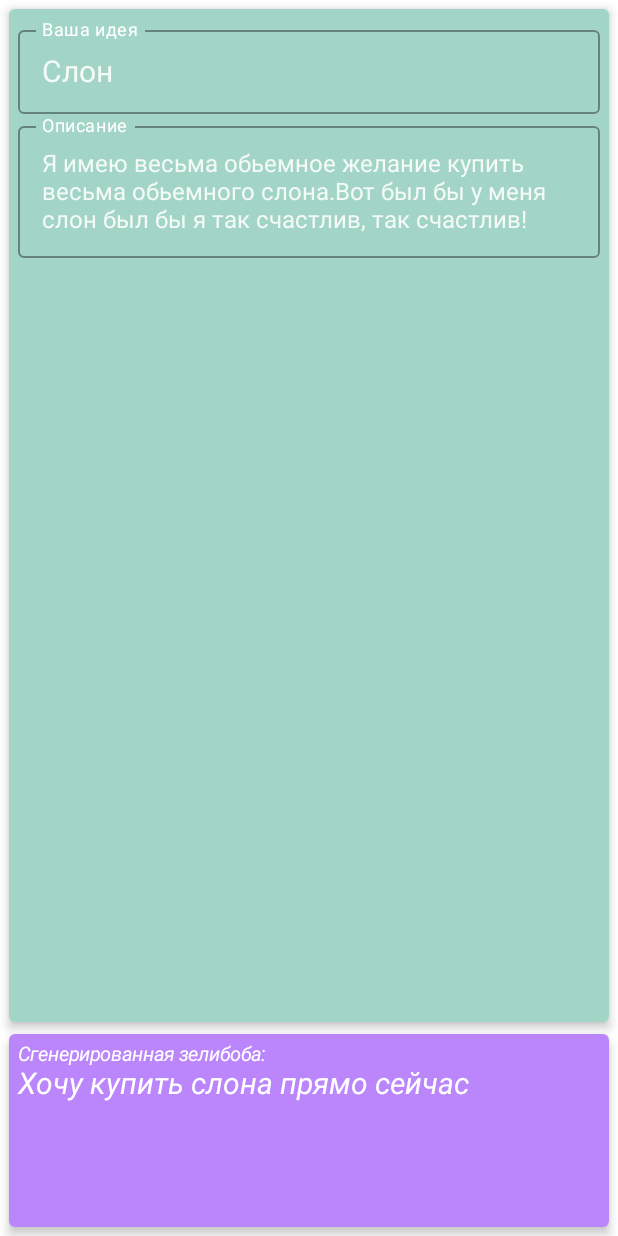
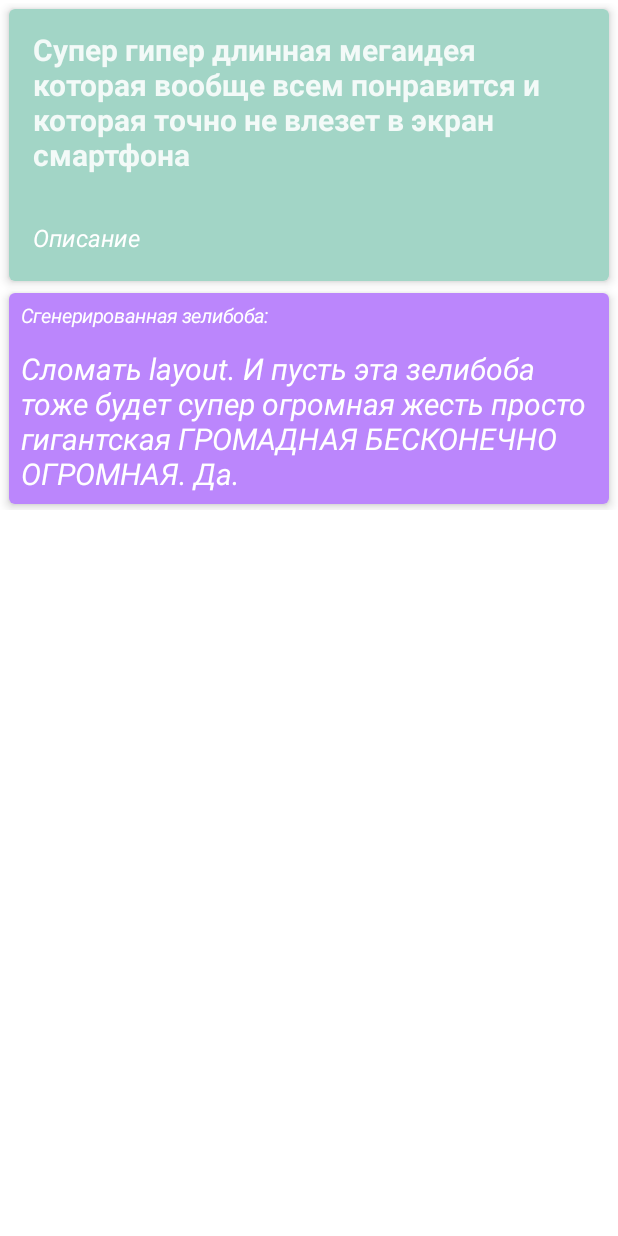
Before and after one commit to illided/CreativeAssistant, an Android app built with Jetpack Compose: the screen it shows after launch (MainActivity), on a phone screen of 412 x 824 dp. Run offline under Robolectric (Android 15) with nearby library versions, the phone set to English and light mode, and no system bars.

Commit message:
better font design

```diff
--- a/app/src/main/java/com/example/creativeassistant/ui/common/cards.kt
+++ b/app/src/main/java/com/example/creativeassistant/ui/common/cards.kt
@@ -2,19 +2,18 @@ package com.example.creativeassistant.ui.common
 
 import androidx.compose.foundation.clickable
 import androidx.compose.foundation.layout.*
-import androidx.compose.material.Card
-import androidx.compose.material.MaterialTheme
-import androidx.compose.material.OutlinedTextField
-import androidx.compose.material.Text
+import androidx.compose.material.*
 import androidx.compose.runtime.Composable
 import androidx.compose.runtime.getValue
 import androidx.compose.runtime.mutableStateOf
 import androidx.compose.runtime.saveable.rememberSaveable
 import androidx.compose.runtime.setValue
 import androidx.compose.ui.Modifier
+import androidx.compose.ui.graphics.Color
 import androidx.compose.ui.text.TextStyle
 import androidx.compose.ui.text.font.FontFamily
 import androidx.compose.ui.text.font.FontStyle
+import androidx.compose.ui.text.font.FontWeight
 import androidx.compose.ui.tooling.preview.Preview
 import androidx.compose.ui.unit.dp
 import androidx.compose.ui.unit.sp
@@ -48,22 +47,20 @@ fun GeneratedIdeaCard(modifier: Modifier = Modifier, initialIdea: Idea) {
             elevation = 4.dp,
             modifier = modifier
         ) {
-            Column(Modifier.padding(6.dp)) {
+            Column {
                 Text(
                     "Сгенерированная зелибоба:",
                     fontSize = 13.sp,
                     fontStyle = FontStyle.Italic,
                     color = MaterialTheme.colors.onBackground,
-                    modifier = Modifier.fillMaxWidth()
+                    modifier = Modifier.fillMaxWidth().padding(8.dp)
                 )
                 Text(
                     initialIdea.generatedFrom,
                     fontSize = 20.sp,
                     fontStyle = FontStyle.Italic,
                     color = MaterialTheme.colors.onBackground,
-                    modifier = Modifier
-                        .fillMaxWidth()
-                        .fillMaxHeight()
+                    modifier = Modifier.fillMaxSize().padding(8.dp)
                 )
             }
         }
@@ -86,30 +83,40 @@ fun RedactableUserIdeaCard(
             elevation = 4.dp,
             modifier = modifier
         ) {
-            Column(Modifier.padding(6.dp)) {
-                OutlinedTextField(
-                    label = { Text("Ваша идея", color = MaterialTheme.colors.onBackground) },
+            Column {
+                TextField(
                     value = ideaText,
-                    textStyle = TextStyle(fontSize = 20.sp, fontFamily = FontFamily.Cursive),
+                    textStyle = TextStyle(fontWeight = FontWeight.Bold, fontSize = 20.sp),
                     onValueChange = {
                         ideaText = it
                         onIdeaChange(it)
                     },
-                    modifier = Modifier.fillMaxWidth()
+                    colors = TextFieldDefaults.textFieldColors(
+                        backgroundColor = Color.Transparent,
+                        focusedIndicatorColor = Color.Transparent,
+                        unfocusedIndicatorColor = Color.Transparent
+                    )
                 )
-                OutlinedTextField(
-                    label = {
+                TextField(
+                    placeholder = {
                         Text(
-                            text = "Описание",
+                            "Описание",
+                            fontStyle = FontStyle.Italic,
                             color = MaterialTheme.colors.onBackground
                         )
                     },
+                    textStyle = MaterialTheme.typography.body1,
                     value = descriptionText,
                     onValueChange = {
                         descriptionText = it
                         onDescriptionChange(it)
                     },
-                    modifier = Modifier.fillMaxWidth()
+                    modifier = Modifier.fillMaxWidth(),
+                    colors = TextFieldDefaults.textFieldColors(
+                        backgroundColor = Color.Transparent,
+                        focusedIndicatorColor = Color.Transparent,
+                        unfocusedIndicatorColor = Color.Transparent
+                    )
                 )
             }
         }
@@ -131,7 +138,7 @@ fun CardPreview() {
     }
 }
 
-@Preview(showBackground = true)
+@Preview(showBackground = true, showSystemUi = true)
 @Composable
 fun RedactableCardPreview() {
     RedactableUserIdeaCard(initialIdea = fakeIdeas[0],
--- a/app/src/main/java/com/example/creativeassistant/ui/common/fakeData.kt
+++ b/app/src/main/java/com/example/creativeassistant/ui/common/fakeData.kt
@@ -31,7 +31,7 @@ val fakeIdeas = listOf(
     ),
     Idea(
         "Супер гипер длинная мегаидея которая вообще всем понравится и которая точно не влезет в экран смартфона",
-        "Сломать layout",
+        "Сломать layout. И пусть эта зелибоба тоже будет супер огромная жесть просто гигантская ГРОМАДНАЯ БЕСКОНЕЧНО ОГРОМНАЯ. Да.",
         ""
     ),
 )
--- a/app/src/main/java/com/example/creativeassistant/ui/views/CardRedactor.kt
+++ b/app/src/main/java/com/example/creativeassistant/ui/views/CardRedactor.kt
@@ -5,6 +5,7 @@ import androidx.compose.foundation.gestures.Orientation
 import androidx.compose.foundation.gestures.scrollable
 import androidx.compose.foundation.layout.*
 import androidx.compose.foundation.rememberScrollState
+import androidx.compose.foundation.verticalScroll
 import androidx.compose.material.*
 import androidx.compose.runtime.Composable
 import androidx.compose.runtime.mutableStateOf
@@ -25,6 +26,7 @@ import androidx.compose.ui.unit.sp
 import com.example.creativeassistant.R
 import com.example.creativeassistant.ui.common.GeneratedIdeaCard
 import com.example.creativeassistant.ui.common.RedactableUserIdeaCard
+import com.example.creativeassistant.ui.common.fakeIdeas
 import com.example.creativeassistant.ui.theme.GeneratedIdeaCardTheme
 import com.example.creativeassistant.ui.theme.LightIndigo
 import com.example.creativeassistant.ui.theme.UserIdeaCardTheme
@@ -41,21 +43,17 @@ fun CardRedactor(
     Column(
         Modifier
             .padding(2.dp)
-            .fillMaxWidth()
-            .scrollable(scrollState, Orientation.Vertical)
+            .fillMaxWidth().verticalScroll(scrollState)
     ) {
         RedactableUserIdeaCard(
-            modifier = Modifier
-                .padding(4.dp)
-                .weight(1f, fill = true),
+            modifier = Modifier.padding(4.dp),
             initialIdea = initialIdea,
             onIdeaChange = onIdeaChange,
             onDescriptionChange = onDescriptionChange
         )
         GeneratedIdeaCard(
-            initialIdea = initialIdea, modifier = Modifier
-                .padding(4.dp)
-                .weight(0.2f, fill = false)
+            initialIdea = initialIdea,
+            modifier = Modifier.padding(4.dp)
         )
     }
 }
@@ -64,11 +62,7 @@ fun CardRedactor(
 @Composable
 fun CardRedactorPreview() {
     CardRedactor(
-        initialIdea = Idea(
-            stringResource(id = R.string.test_elephant_small),
-            stringResource(id = R.string.test_elephant_medium),
-            stringResource(id = R.string.test_elephant_large)
-        ),
+        initialIdea = fakeIdeas.last(),
         onIdeaChange = { println("Idea changed. New: $it") },
         onDescriptionChange = { println("Description changed: $it") })
 }
```
Also changed, not shown: app/src/main/java/com/example/creativeassistant/MainActivity.kt (+0 -7 lines).
